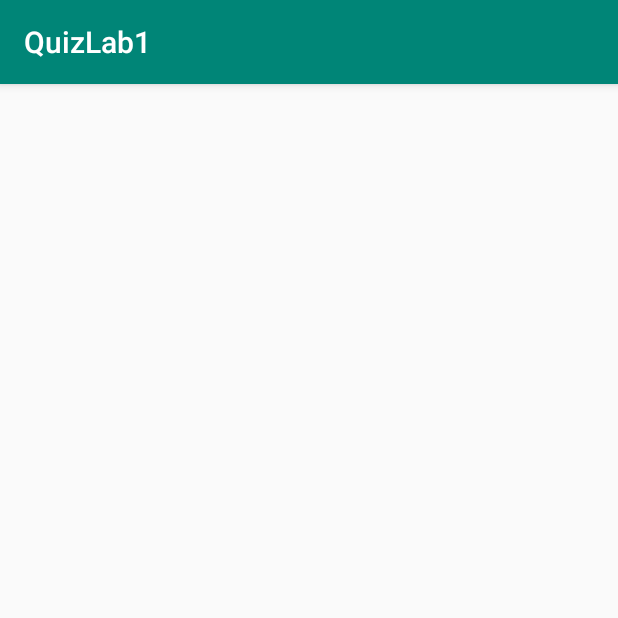
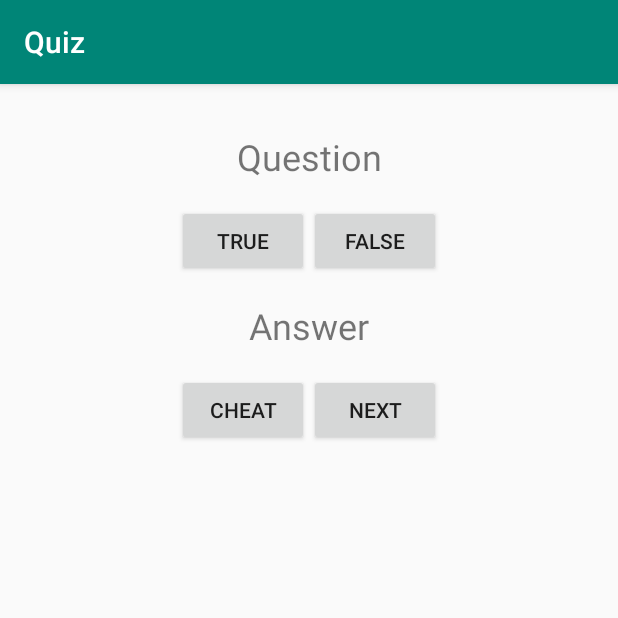
Before and after one commit to DayronYaret/QuizLab2.1, an Android app: the screen it shows after launch (MainActivity), on a phone screen of 412 x 824 dp, the top half of it. Run offline under Robolectric (Android 15) with nearby library versions, the phone set to English and light mode, and no system bars.

Commit message:
version inicial del layout de la primera pantalla

```diff
--- a/app/src/main/java/es/ulpgc/eite/cleancode/quiz/MainActivity.java
+++ b/app/src/main/java/es/ulpgc/eite/cleancode/quiz/MainActivity.java
@@ -11,6 +11,7 @@ public class MainActivity extends AppCompatActivity {
   protected void onCreate(Bundle savedInstanceState) {
     super.onCreate(savedInstanceState);
 
+    setContentView(R.layout.activity_main);
 
   }
 
--- a/app/src/main/res/layout/activity_main.xml
+++ b/app/src/main/res/layout/activity_main.xml
@@ -1,12 +1,81 @@
 <?xml version="1.0" encoding="utf-8"?>
-<android.support.constraint.ConstraintLayout
-    xmlns:android="http://schemas.android.com/apk/res/android"
+<LinearLayout xmlns:android="http://schemas.android.com/apk/res/android"
     xmlns:app="http://schemas.android.com/apk/res-auto"
     xmlns:tools="http://schemas.android.com/tools"
     android:layout_width="match_parent"
     android:layout_height="match_parent"
     android:orientation="vertical"
-    tools:context=".MainActivity">
+    tools:context=".MainActivity" >
+
+    <Space
+        android:layout_width="match_parent"
+        android:layout_height="32sp" />
+
+    <TextView
+        android:id="@+id/questionText"
+        android:layout_width="match_parent"
+        android:layout_height="wrap_content"
+        android:text="@string/questionText"
+        android:textAlignment="center"
+        android:textSize="24sp" />
+
+    <Space
+        android:layout_width="match_parent"
+        android:layout_height="16sp" />
+
+    <LinearLayout
+        android:layout_width="wrap_content"
+        android:layout_height="wrap_content"
+        android:layout_gravity="center_horizontal"
+        android:orientation="horizontal">
+
+        <Button
+            android:id="@+id/trueButton"
+            android:layout_width="wrap_content"
+            android:layout_height="wrap_content"
+            android:text="@string/trueButton" />
+
+        <Button
+            android:id="@+id/falseButton"
+            android:layout_width="wrap_content"
+            android:layout_height="wrap_content"
+            android:layout_weight="0"
+            android:text="@string/falseButton" />
+    </LinearLayout>
 
 
-</android.support.constraint.ConstraintLayout>
+    <Space
+        android:layout_width="match_parent"
+        android:layout_height="16sp" />
+
+    <TextView
+        android:id="@+id/answerText"
+        android:layout_width="match_parent"
+        android:layout_height="wrap_content"
+        android:text="@string/answerText"
+        android:textAlignment="center"
+        android:textSize="24sp" />
+
+    <Space
+        android:layout_width="match_parent"
+        android:layout_height="16sp" />
+
+    <LinearLayout
+        android:layout_width="wrap_content"
+        android:layout_height="wrap_content"
+        android:layout_gravity="center_horizontal"
+        android:orientation="horizontal">
+
+        <Button
+            android:id="@+id/cheatButton"
+            android:layout_width="wrap_content"
+            android:layout_height="wrap_content"
+            android:text="@string/cheatButton" />
+
+        <Button
+            android:id="@+id/nextButton"
+            android:layout_width="wrap_content"
+            android:layout_height="wrap_content"
+            android:text="@string/nextButton" />
+    </LinearLayout>
+</LinearLayout>
--- a/app/src/main/res/values/strings.xml
+++ b/app/src/main/res/values/strings.xml
@@ -1,7 +1,16 @@
 <resources>
-    <string name="app_name">QuizLab1</string>
+    <string name="app_name">Quiz</string>
+
     <string name="trueButtonLabel">True</string>
     <string name="falseButtonLabel">False</string>
     <string name="cheatButtonLabel">Cheat</string>
     <string name="nextButtonLabel">Next</string>
+
+    <string name="questionText">Question</string>
+    <string name="answerText">Answer</string>
+
+    <string name="trueButton">True</string>
+    <string name="falseButton">False</string>
+    <string name="cheatButton">Cheat</string>
+    <string name="nextButton">Next</string>
 </resources>
```
